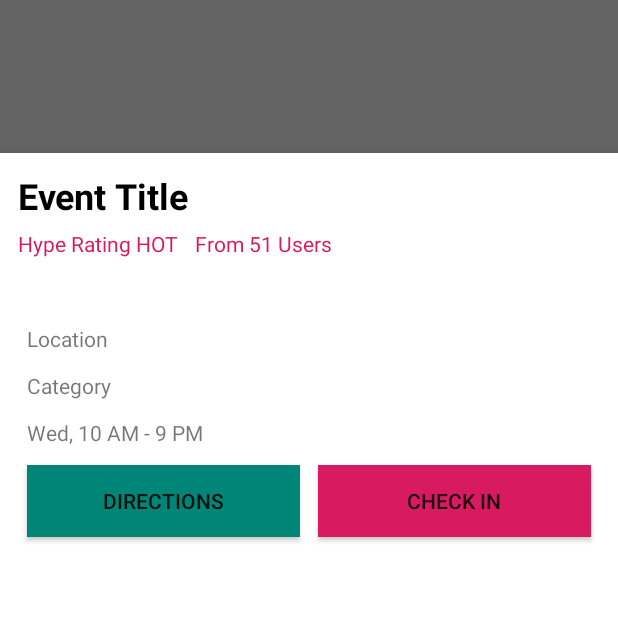
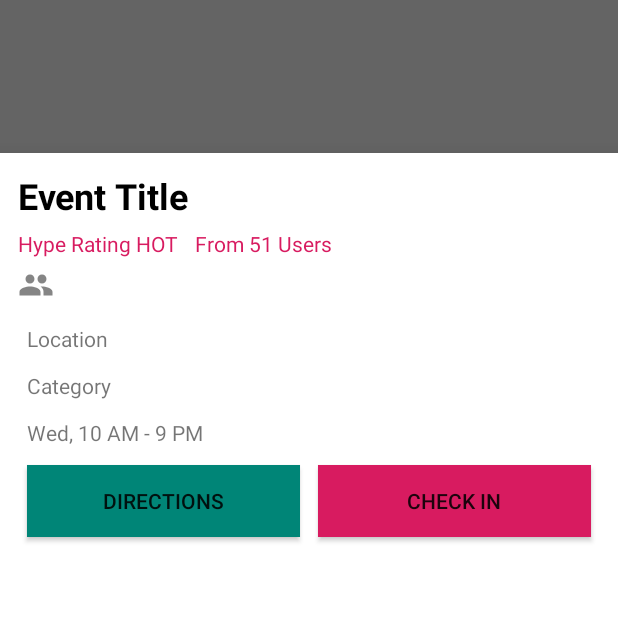
Before and after one commit to HugoKlepsch/poppin, an Android app: the fragment ViewEventBottomSheetFragment placed in its activity, on a phone screen of 412 x 824 dp, the part 618-1236 px from its top. Run offline under Robolectric (Android 15) with nearby library versions, the phone set to English and light mode, and no system bars; our stand-ins replace Volley; libraries missing offline, so code that uses them is left out: com.google.maps.android; 5 statements that could not run were skipped.

Commit message:
group event in model and viewable

```diff
--- a/android/app/src/main/java/com/example/poppin/MapsActivity.java
+++ b/android/app/src/main/java/com/example/poppin/MapsActivity.java
@@ -382,10 +382,9 @@ public class MapsActivity extends FragmentActivity
         if (event != null) {
             Toast.makeText(this, "Clicked Event: " + event.getTitle(),
                     Toast.LENGTH_SHORT).show();
-
-            BottomSheetFragment bottomSheetFragment = new BottomSheetFragment();
-            bottomSheetFragment.setArguments(bundle);
-            bottomSheetFragment.show(getSupportFragmentManager(), bottomSheetFragment.getTag());
+                ViewEventBottomSheetFragment viewEventBottomSheetFragment = new ViewEventBottomSheetFragment();
+                viewEventBottomSheetFragment.setArguments(bundle);
+                viewEventBottomSheetFragment.show(getSupportFragmentManager(), viewEventBottomSheetFragment.getTag());
         }
 
         return true;
--- a/android/app/src/main/java/com/example/poppin/BottomSheetFragment.java
+++ b/android/app/src/main/java/com/example/poppin/ViewEventBottomSheetFragment.java
@@ -5,6 +5,7 @@ import android.os.Bundle;
 import android.view.LayoutInflater;
 import android.view.View;
 import android.view.ViewGroup;
+import android.widget.ImageView;
 import android.widget.TextView;
 
 import androidx.annotation.NonNull;
@@ -16,13 +17,18 @@ import com.google.android.material.bottomsheet.BottomSheetDialogFragment;
 import java.time.temporal.TemporalField;
 import java.util.Date;
 
-public class BottomSheetFragment extends BottomSheetDialogFragment {
 
+public class ViewEventBottomSheetFragment extends BottomSheetDialogFragment {
+
+    private TextView txtTitle;
+    private TextView txtGroupSize;
+    private ImageView imgGroupSize;
     private TextView titleView;
     private TextView categoryView;
     private TextView timeView;
 
-    public BottomSheetFragment() {
+
+    public ViewEventBottomSheetFragment() {
 
     }
 
@@ -49,6 +55,17 @@ public class BottomSheetFragment extends BottomSheetDialogFragment {
         categoryView = view.findViewById(R.id.category);
         categoryView.setText(event.getCategory());
 
+
+
+        txtGroupSize = view.findViewById(R.id.txtGroupSize);
+        String groupSizeDialog = String.format("Recommended Group Size: (%d - %d)", event.getRecommendedGroupSizeMin(), event.getRecommendedGroupSizeMax());
+        txtGroupSize.setText(groupSizeDialog);
+
+
+        imgGroupSize = view.findViewById(R.id.imgGroupIcon);
+        imgGroupSize.setImageResource(R.drawable.ic_group);
+
+
         super.onViewCreated(view, savedInstanceState);
     }
 
@@ -56,7 +73,7 @@ public class BottomSheetFragment extends BottomSheetDialogFragment {
     @Override
     public View onCreateView(@NonNull LayoutInflater inflater, @Nullable ViewGroup container, @Nullable Bundle savedInstanceState) {
 
-        return inflater.inflate(R.layout.fragment_bottom_sheet, container, false);
+        return inflater.inflate(R.layout.view_event_fragment_bottom_sheet, container, false);
 
     }
 }
--- /dev/null
+++ b/android/app/src/main/res/drawable-anydpi/ic_group.xml
@@ -0,0 +1,11 @@
+<vector xmlns:android="http://schemas.android.com/apk/res/android"
+    android:width="24dp"
+    android:height="24dp"
+    android:viewportWidth="24"
+    android:viewportHeight="24"
+    android:tint="#333333"
+    android:alpha="0.6">
+    <path
+        android:fillColor="#FF000000"
+        android:pathData="M16,11c1.66,0 2.99,-1.34 2.99,-3S17.66,5 16,5c-1.66,0 -3,1.34 -3,3s1.34,3 3,3zM8,11c1.66,0 2.99,-1.34 2.99,-3S9.66,5 8,5C6.34,5 5,6.34 5,8s1.34,3 3,3zM8,13c-2.33,0 -7,1.17 -7,3.5L1,19h14v-2.5c0,-2.33 -4.67,-3.5 -7,-3.5zM16,13c-0.29,0 -0.62,0.02 -0.97,0.05 1.16,0.84 1.97,1.97 1.97,3.45L17,19h6v-2.5c0,-2.33 -4.67,-3.5 -7,-3.5z"/>
+</vector>
--- a/android/app/src/main/res/layout/fragment_bottom_sheet.xml
+++ b/android/app/src/main/res/layout/view_event_fragment_bottom_sheet.xml
@@ -52,6 +52,28 @@
                     android:layout_marginLeft="8dp"
                     android:text=" From 51 Users"
                     android:textColor="@color/colorAccent" />
+
+            </LinearLayout>
+
+
+
+            <LinearLayout
+                android:layout_width="wrap_content"
+                android:layout_height="wrap_content"
+                android:layout_marginTop="6dp"
+                android:orientation="horizontal">
+                <ImageView
+                    android:id="@+id/imgGroupIcon"
+                    android:layout_width="fill_parent"
+                    android:layout_height="wrap_content"
+                    />
+
+                <TextView
+                    android:id="@+id/txtGroupSize"
+                    android:layout_width="wrap_content"
+                    android:layout_height="wrap_content"
+                    android:text="Recommended Group Size 1-6"
+                    android:textColor="@color/colorPrimary" />
 
             </LinearLayout>
 
```
Also changed, not shown: android/app/src/main/java/com/example/poppin/Event.java (+69 -15 lines), android/app/src/main/res/drawable-hdpi/ic_group.png (added), android/app/src/main/res/drawable-mdpi/ic_group.png (added), android/app/src/main/res/drawable-xhdpi/ic_group.png (added), android/app/src/main/res/drawable-xxhdpi/ic_group.png (added).
